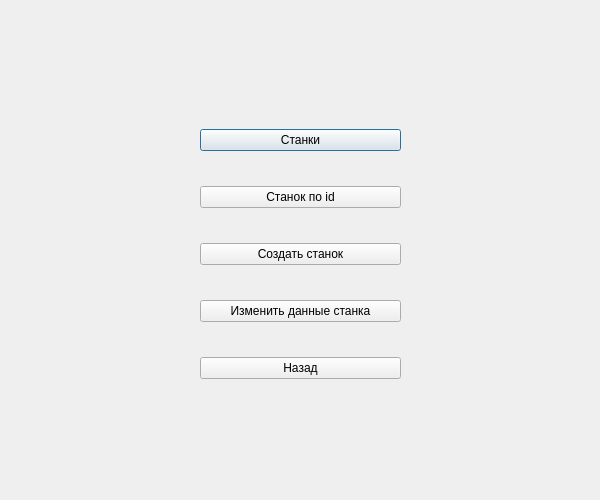
Old version of the form example/machine.ui in the repository Raphailinc/machine_tools_operation.
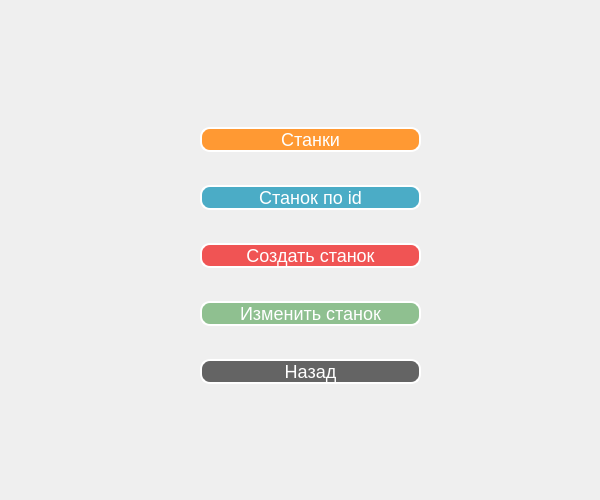
New version of the form.

```diff
--- a/example/machine.ui
+++ b/example/machine.ui
@@ -13,18 +13,44 @@
   <property name="windowTitle">
    <string>Dialog</string>
   </property>
+  <widget class="QWidget" name="centralwidget" native="true">
+   <property name="geometry">
+    <rect>
+     <x>0</x>
+     <y>0</y>
+     <width>601</width>
+     <height>511</height>
+    </rect>
+   </property>
   <widget class="QWidget" name="verticalLayoutWidget">
    <property name="geometry">
     <rect>
      <x>200</x>
      <y>100</y>
-     <width>201</width>
+      <width>221</width>
      <height>311</height>
     </rect>
    </property>
    <layout class="QVBoxLayout" name="verticalLayout">
     <item>
      <widget class="QPushButton" name="pushButton_2">
+       <property name="styleSheet">
+        <string notr="true">QPushButton {
+    background-color: rgb(255, 153, 51);
+    border: 2px solid rgb(255, 255, 255);
+    border-radius: 10px;
+    color: rgb(255, 255, 255);
+    font-size: 18px;
+}
+
+QPushButton:hover {
+    background-color: rgb(255, 204, 102);
+    border: 2px solid rgb(255, 255, 255);
+    border-radius: 10px;
+    color: rgb(255, 255, 255);
+    font-size: 18px;
+}</string>
+       </property>
       <property name="text">
        <string>Станки</string>
       </property>
@@ -32,6 +58,23 @@
     </item>
     <item>
      <widget class="QPushButton" name="pushButton_5">
+       <property name="styleSheet">
+        <string notr="true">QPushButton {
+    background-color: rgb(75, 172, 198);
+    border: 2px solid rgb(255, 255, 255);
+    border-radius: 10px;
+    color: rgb(255, 255, 255);
+    font-size: 18px;
+}
+
+QPushButton:hover {
+    background-color: rgb(102, 194, 228);
+    border: 2px solid rgb(255, 255, 255);
+    border-radius: 10px;
+    color: rgb(255, 255, 255);
+    font-size: 18px;
+}</string>
+       </property>
       <property name="text">
        <string>Станок по id</string>
       </property>
@@ -39,6 +82,23 @@
     </item>
     <item>
      <widget class="QPushButton" name="pushButton_3">
+       <property name="styleSheet">
+        <string notr="true">QPushButton {
+    background-color: rgb(240, 84, 84);
+    border: 2px solid rgb(255, 255, 255);
+    border-radius: 10px;
+    color: rgb(255, 255, 255);
+    font-size: 18px;
+}
+
+QPushButton:hover {
+    background-color: rgb(255, 102, 102);
+    border: 2px solid rgb(255, 255, 255);
+    border-radius: 10px;
+    color: rgb(255, 255, 255);
+    font-size: 18px;
+}</string>
+       </property>
       <property name="text">
        <string>Создать станок</string>
       </property>
@@ -46,19 +106,54 @@
     </item>
     <item>
      <widget class="QPushButton" name="pushButton_4">
+       <property name="styleSheet">
+        <string notr="true">QPushButton {
+    background-color: rgb(143, 192, 144);
+    border: 2px solid rgb(255, 255, 255);
+    border-radius: 10px;
+    color: rgb(255, 255, 255);
+    font-size: 18px;
+}
+
+QPushButton:hover {
+    background-color: rgb(168, 214, 169);
+    border: 2px solid rgb(255, 255, 255);
+    border-radius: 10px;
+    color: rgb(255, 255, 255);
+    font-size: 18px;
+}</string>
+       </property>
       <property name="text">
-       <string>Изменить данные станка</string>
+        <string>Изменить станок</string>
       </property>
      </widget>
     </item>
     <item>
      <widget class="QPushButton" name="pushButton">
+       <property name="styleSheet">
+        <string notr="true">QPushButton {
+    background-color: rgb(100, 100, 100);
+    border: 2px solid rgb(255, 255, 255);
+    border-radius: 10px;
+    color: rgb(255, 255, 255);
+    font-size: 18px;
+}
+
+QPushButton:hover {
+    background-color: rgb(120, 120, 120);
+    border: 2px solid rgb(255, 255, 255);
+    border-radius: 10px;
+    color: rgb(255, 255, 255);
+    font-size: 18px;
+}</string>
+       </property>
       <property name="text">
        <string>Назад</string>
       </property>
      </widget>
     </item>
    </layout>
+   </widget>
   </widget>
  </widget>
  <resources/>
```
Lines whose indentation alone changed are shown as unchanged.
